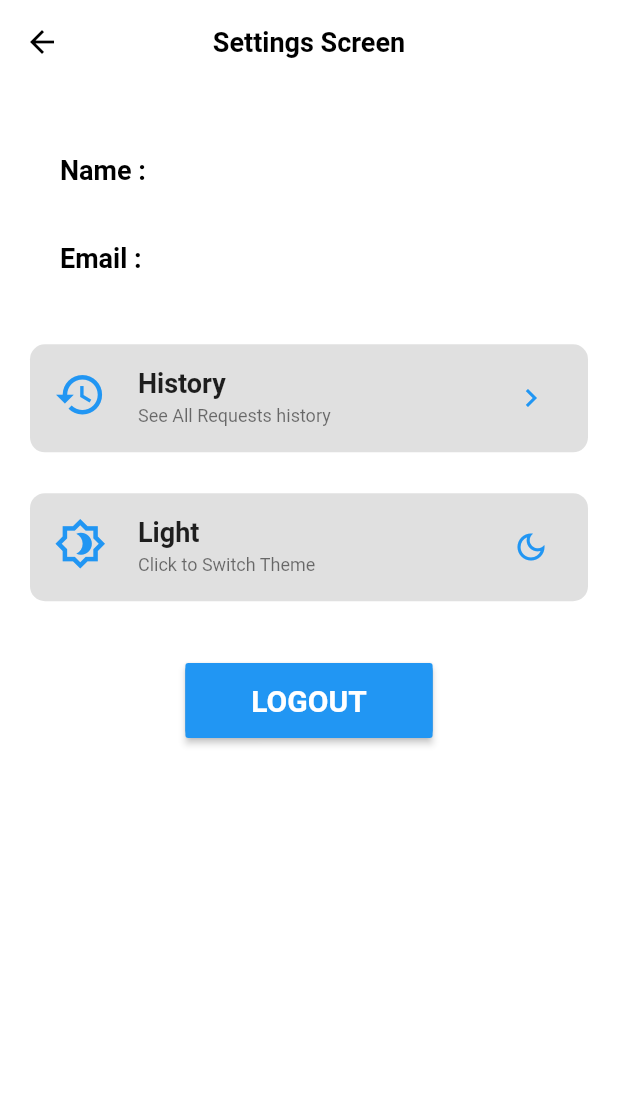
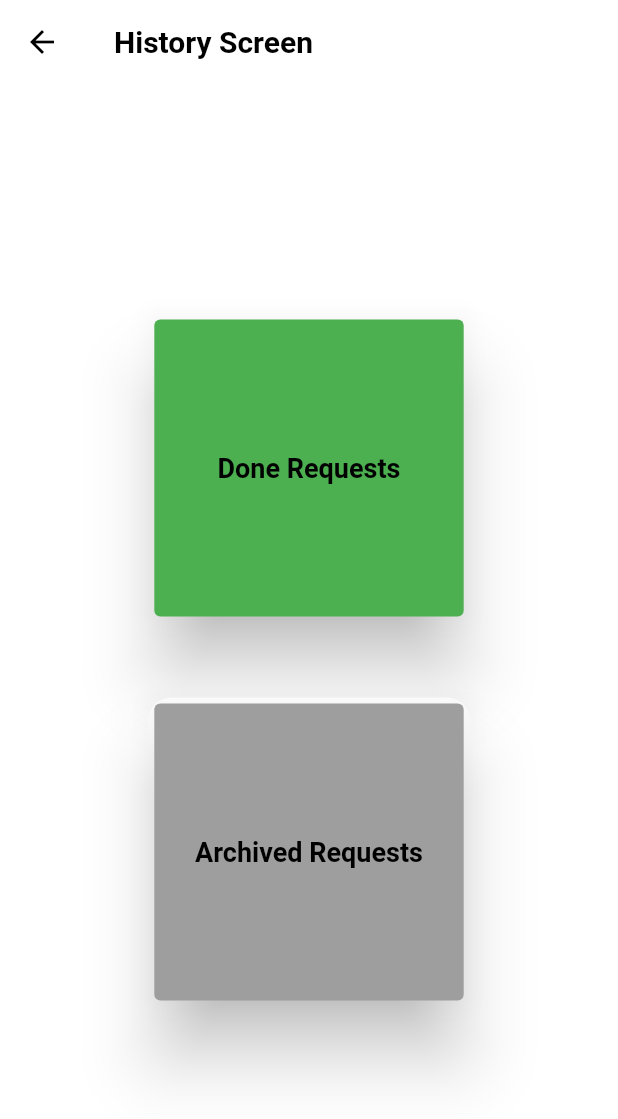
Before and after one commit to mohamedwagdy581/maintenance_admin, a Flutter app: the SettingsScreen screen opened directly, after a tap on "History", on a phone screen of 412 x 824 dp. Shown: the top 1119 px of the screen. Run offline on Flutter 3.47's test engine with Material 2 defaults, Android fonts, the phone set to English and light mode, and no system bars; our stand-ins replace cloud_firestore, conditional_builder_null_safety, firebase_auth, firebase_core, flutter_bloc, fluttertoast and 3 more; accounts and stored records are empty.

Commit message:
First Commit

```diff
--- /dev/null
+++ b/lib/modules/history/history.dart
@@ -0,0 +1,82 @@
+import 'package:flutter/material.dart';
+import 'package:maintenance_admin/modules/history/archived_task/archived_task_screen.dart';
+import 'package:maintenance_admin/modules/history/done_task/done_task_screen.dart';
+import 'package:maintenance_admin/shared/components/components.dart';
+
+class HistoryScreen extends StatelessWidget {
+  const HistoryScreen({Key? key}) : super(key: key);
+
+  @override
+  Widget build(BuildContext context) {
+    var height = MediaQuery.of(context).size.height;
+    var width = MediaQuery.of(context).size.width;
+
+    return Scaffold(
+      appBar: AppBar(
+        title: const Text('History Screen'),
+      ),
+      body: Center(
+        child: Column(
+          mainAxisAlignment: MainAxisAlignment.center,
+          children: [
+            buildRequestsCard(
+              context: context,
+              onTap: ()
+              {
+                navigateTo(context, const DoneRequestsScreen());
+              },
+              text: 'Done Requests',
+              height: height,
+              width: width,
+              cardColor: Colors.green,
+            ),
+            const SizedBox(
+              height: 50.0,
+            ),
+            buildRequestsCard(
+              context: context,
+              onTap: ()
+              {
+                navigateTo(context, const ArchivedRequestsScreen());
+              },
+              text: 'Archived Requests',
+              height: height,
+              width: width,
+              cardColor: Colors.grey,
+            ),
+          ],
+        ),
+      ),
+    );
+  }
+
+  Widget buildRequestsCard({
+    context,
+    required String text,
+    required VoidCallback onTap,
+    Color? cardColor,
+    double? height,
+    double? width,
+  }) =>
+      GestureDetector(
+        onTap: onTap,
+        child: Container(
+          height: height! * 0.25,
+          width: width! * 0.52,
+          decoration: BoxDecoration(
+            color: Colors.white,
+            borderRadius: BorderRadius.circular(15.0),
+          ),
+          child: Card(
+            color: cardColor,
+            elevation: 20.0,
+            child: Center(
+              child: Text(
+                text,
+                style: Theme.of(context).textTheme.bodyText1,
+              ),
+            ),
+          ),
+        ),
+      );
+}
--- a/lib/modules/settings/settings_screen.dart
+++ b/lib/modules/settings/settings_screen.dart
@@ -1,5 +1,6 @@
 import 'package:firebase_auth/firebase_auth.dart';
 import 'package:flutter/material.dart';
+import 'package:maintenance_admin/modules/history/history.dart';
 
 import '../../shared/components/components.dart';
 import '../../shared/components/constants.dart';
@@ -58,7 +59,7 @@ class SettingsScreen extends StatelessWidget {
             customListTile(
               context: context,
               onTap: () {
-                //navigateTo(context, const AboutUsScreen());
+                navigateTo(context, const HistoryScreen());
               },
               prefixIcon: Icons.history_outlined,
               suffixIcon: Icons.chevron_right,
--- a/lib/shared/network/cubit/states.dart
+++ b/lib/shared/network/cubit/states.dart
@@ -27,5 +27,17 @@ class AppGetDocIDsErrorState extends AppStates
   AppGetDocIDsErrorState(this.error);
 }
 
+// CRUD Database
+class AppCreateDatabaseState extends AppStates {}
+
+class AppInsertDatabaseState extends AppStates {}
+
+class AppGetDatabaseState extends AppStates {}
+
+class AppUpdateDatabaseState extends AppStates {}
+
+class AppDeleteDatabaseState extends AppStates {}
+
+
 // Change Mode Theme of App
 class AppChangeModeThemeState extends AppStates {}
--- a/pubspec.yaml
+++ b/pubspec.yaml
@@ -37,6 +37,7 @@ dependencies:
   # Use with the CupertinoIcons class for iOS style icons.
   cupertino_icons: ^1.0.2
   intl: ^0.17.0
+  sqflite: ^2.0.1
   bloc: ^8.0.3
   flutter_bloc: ^8.0.1
   shared_preferences: ^2.0.15
```
Also changed, not shown: lib/layout/home_layout.dart (+49 -21 lines), lib/modules/history/archived_task/archived_task_screen.dart (added, +55 -0 lines), lib/modules/history/done_task/done_task_screen.dart (added, +58 -0 lines), lib/modules/request_details/request_details.dart (+14 -2 lines), lib/shared/components/components.dart (+79 -0 lines), lib/shared/network/cubit/cubit.dart (+96 -0 lines), pubspec.lock.
